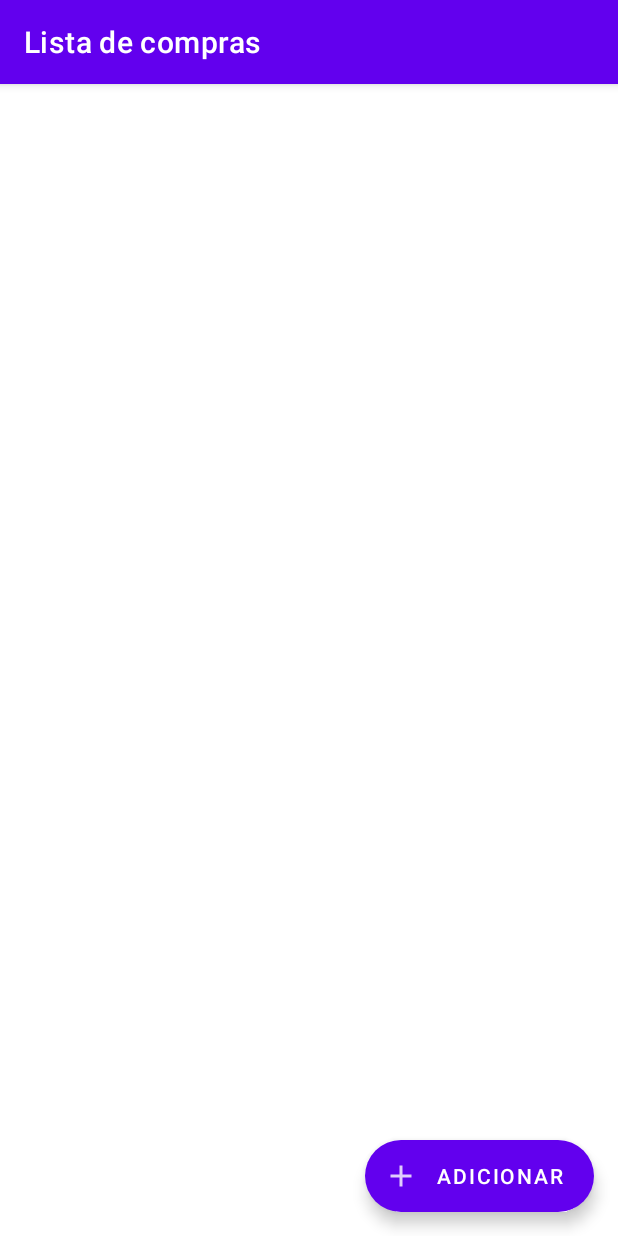
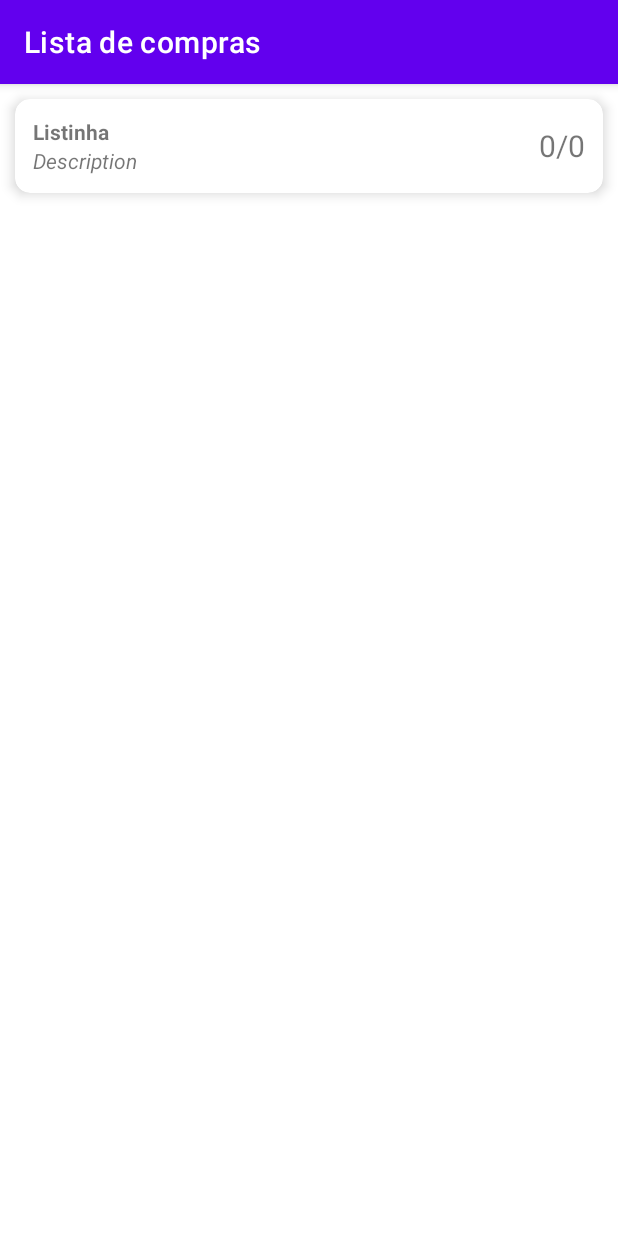
Before and after one commit to mathocosta/learn-android-basics, an Android app: the screen it shows after launch (ShoppingListActivity before the commit, AllShoppingListsActivity after it), on a phone screen of 412 x 824 dp. Run offline under Robolectric (Android 15) with nearby library versions, the phone set to English and light mode, and no system bars.

Commit message:
tela com todas as listas de compras

```diff
--- a/app/src/main/java/com/mathocosta/learnbasic/activities/AllShoppingListsActivity.java
+++ b/app/src/main/java/com/mathocosta/learnbasic/activities/AllShoppingListsActivity.java
@@ -1,16 +1,47 @@
 package com.mathocosta.learnbasic.activities;
 
+import android.content.Intent;
 import android.os.Bundle;
 
 import androidx.appcompat.app.AppCompatActivity;
+import androidx.recyclerview.widget.LinearLayoutManager;
+import androidx.recyclerview.widget.RecyclerView;
 
 import com.mathocosta.learnbasic.R;
+import com.mathocosta.learnbasic.activities.adapters.AllShoppingListsRecViewAdapter;
+import com.mathocosta.learnbasic.models.ShoppingList;
 
-public class AllShoppingListsActivity extends AppCompatActivity {
+import java.util.ArrayList;
+
+public class AllShoppingListsActivity
+        extends AppCompatActivity
+        implements AllShoppingListsRecViewAdapter.ShoppingListClickListener {
 
     @Override
     protected void onCreate(Bundle savedInstanceState) {
         super.onCreate(savedInstanceState);
         setContentView(R.layout.activity_all_shopping_lists);
+        setupRecyclerView();
+    }
+
+    public void setupRecyclerView() {
+        RecyclerView recyclerView = findViewById(R.id.all_lists_recycler_view);
+
+        AllShoppingListsRecViewAdapter recViewAdapter = new AllShoppingListsRecViewAdapter(this);
+        recyclerView.setAdapter(recViewAdapter);
+
+        ArrayList<ShoppingList> shoppingLists = new ArrayList<ShoppingList>();
+        shoppingLists.add(new ShoppingList("Listinha"));
+
+        recViewAdapter.setShoppingLists(shoppingLists);
+
+        recyclerView.setLayoutManager(new LinearLayoutManager(this));
+    }
+
+    @Override
+    public void onShoppingListClick(ShoppingList shoppingList) {
+        Intent intent = new Intent(this, ShoppingListActivity.class);
+        intent.putExtra("SHOPPING_LIST", shoppingList);
+        startActivity(intent);
     }
 }
--- a/app/src/main/java/com/mathocosta/learnbasic/activities/ShoppingListActivity.java
+++ b/app/src/main/java/com/mathocosta/learnbasic/activities/ShoppingListActivity.java
@@ -17,7 +17,6 @@ import com.google.gson.Gson;
 import com.google.gson.reflect.TypeToken;
 import com.mathocosta.learnbasic.R;
 import com.mathocosta.learnbasic.models.ShoppingListItem;
-import com.mathocosta.learnbasic.activities.adapters.ShoppingListItemClickListener;
 import com.mathocosta.learnbasic.activities.adapters.ShoppingListRecListAdapter;
 
 import java.lang.reflect.Type;
@@ -28,7 +27,9 @@ import static androidx.recyclerview.widget.ItemTouchHelper.ACTION_STATE_DRAG;
 import static androidx.recyclerview.widget.RecyclerView.Adapter;
 import static androidx.recyclerview.widget.RecyclerView.ViewHolder;
 
-public class ShoppingListActivity extends AppCompatActivity implements ShoppingListItemClickListener {
+public class ShoppingListActivity
+        extends AppCompatActivity
+        implements ShoppingListRecListAdapter.ItemClickListener {
 
     private static final int ADD_ITEM = 1;
     private static final int EDIT_ITEM = 2;
@@ -84,9 +85,9 @@ public class ShoppingListActivity extends AppCompatActivity implements ShoppingL
     }
 
     private void setupRecyclerView() {
-        RecyclerView shoppingListRecView = findViewById(R.id.shoppingListRecView);
+        RecyclerView shoppingListRecView = findViewById(R.id.shopping_list_rec_view);
 
-        recViewAdapter = new ShoppingListRecListAdapter(this, this);
+        recViewAdapter = new ShoppingListRecListAdapter(this);
         shoppingListRecView.setAdapter(recViewAdapter);
 
         shoppingListRecView.setLayoutManager(new LinearLayoutManager(this));
@@ -108,7 +109,7 @@ public class ShoppingListActivity extends AppCompatActivity implements ShoppingL
     protected void onActivityResult(int requestCode, int resultCode, @Nullable Intent data) {
         super.onActivityResult(requestCode, resultCode, data);
 
-        if (resultCode == RESULT_OK) {
+        if (resultCode == RESULT_OK && data != null) {
             ShoppingListItem resultItem = (ShoppingListItem) data.getSerializableExtra("ITEM");
 
             if (resultItem == null) {
--- /dev/null
+++ b/app/src/main/java/com/mathocosta/learnbasic/activities/adapters/AllShoppingListsRecViewAdapter.java
@@ -0,0 +1,81 @@
+package com.mathocosta.learnbasic.activities.adapters;
+
+import android.view.LayoutInflater;
+import android.view.View;
+import android.view.ViewGroup;
+import android.widget.TextView;
+
+import androidx.annotation.NonNull;
+import androidx.cardview.widget.CardView;
+import androidx.recyclerview.widget.RecyclerView;
+
+import com.mathocosta.learnbasic.R;
+import com.mathocosta.learnbasic.models.ShoppingList;
+
+import java.util.ArrayList;
+
+public class AllShoppingListsRecViewAdapter
+        extends RecyclerView.Adapter<AllShoppingListsRecViewAdapter.ViewHolder> {
+
+    private ArrayList<ShoppingList> shoppingLists = new ArrayList<>();
+    private final ShoppingListClickListener clickListener;
+
+    public AllShoppingListsRecViewAdapter(ShoppingListClickListener clickListener) {
+        this.clickListener = clickListener;
+    }
+
+    @NonNull
+    @Override
+    public ViewHolder onCreateViewHolder(@NonNull ViewGroup parent, int viewType) {
+        View view = LayoutInflater
+                .from(parent.getContext())
+                .inflate(R.layout.shopping_list_item, parent, false);
+
+        return new ViewHolder(view);
+    }
+
+    @Override
+    public void onBindViewHolder(@NonNull ViewHolder holder, int position) {
+        holder.bindView(shoppingLists.get(position), clickListener);
+    }
+
+    @Override
+    public int getItemCount() {
+        return shoppingLists.size();
+    }
+
+    public void setShoppingLists(ArrayList<ShoppingList> shoppingLists) {
+        this.shoppingLists = shoppingLists;
+        notifyDataSetChanged();
+    }
+
+    public static class ViewHolder extends RecyclerView.ViewHolder {
+        private final TextView txtName, txtCounter;
+        private final CardView parent;
+
+
+        public ViewHolder(@NonNull View itemView) {
+            super(itemView);
+
+            txtName = itemView.findViewById(R.id.txt_name);
+            txtCounter = itemView.findViewById(R.id.txt_counter);
+            parent = itemView.findViewById(R.id.parent);
+        }
+
+        public void bindView(ShoppingList shoppingList, ShoppingListClickListener listener) {
+            txtName.setText(shoppingList.getName());
+            txtCounter.setText(
+                    String.format(
+                            "%d/%d",
+                            shoppingList.getCheckedItems().size(),
+                            shoppingList.getItems().size()
+                    )
+            );
+            parent.setOnClickListener(view -> listener.onShoppingListClick(shoppingList));
+        }
+    }
+
+    public interface ShoppingListClickListener {
+        void onShoppingListClick(ShoppingList shoppingList);
+    }
+}
--- a/app/src/main/java/com/mathocosta/learnbasic/activities/adapters/ShoppingListItemClickListener.java
+++ /dev/null
@@ -1,7 +0,0 @@
-package com.mathocosta.learnbasic.activities.adapters;
-
-import com.mathocosta.learnbasic.models.ShoppingListItem;
-
-public interface ShoppingListItemClickListener {
-    void onShoppingListItemClick(ShoppingListItem item);
-}
--- /dev/null
+++ b/app/src/main/java/com/mathocosta/learnbasic/models/ShoppingList.java
@@ -0,0 +1,42 @@
+package com.mathocosta.learnbasic.models;
+
+import java.io.Serializable;
+import java.util.ArrayList;
+
+public class ShoppingList implements Serializable {
+    private String name;
+    private ArrayList<ShoppingListItem> items;
+
+    public ShoppingList(String name) {
+        this.name = name;
+        this.items = new ArrayList<>();
+    }
+
+    public String getName() {
+        return name;
+    }
+
+    public void setName(String name) {
+        this.name = name;
+    }
+
+    public ArrayList<ShoppingListItem> getItems() {
+        return items;
+    }
+
+    public void addItem(ShoppingListItem item) {
+        items.add(item);
+    }
+
+    public ArrayList<ShoppingListItem> getCheckedItems() {
+        ArrayList<ShoppingListItem> checkedItems = new ArrayList<>();
+
+        for (ShoppingListItem item : items) {
+            if (item.isChecked()) {
+                checkedItems.add(item);
+            }
+        }
+
+        return checkedItems;
+    }
+}
--- a/app/src/main/java/com/mathocosta/learnbasic/models/ShoppingListItem.java
+++ b/app/src/main/java/com/mathocosta/learnbasic/models/ShoppingListItem.java
@@ -5,6 +5,7 @@ import java.io.Serializable;
 public class ShoppingListItem implements Serializable {
     private String name;
     private String description;
+
     private boolean isChecked;
 
     private int quantity;
@@ -36,6 +37,10 @@ public class ShoppingListItem implements Serializable {
         this.isChecked = checked;
     }
 
+    public boolean isChecked() {
+        return isChecked;
+    }
+
     public int getQuantity() {
         return quantity;
     }
--- a/app/src/main/res/layout/activity_all_shopping_lists.xml
+++ b/app/src/main/res/layout/activity_all_shopping_lists.xml
@@ -7,6 +7,7 @@
     tools:context=".activities.AllShoppingListsActivity">
 
     <androidx.recyclerview.widget.RecyclerView
+        android:id="@+id/all_lists_recycler_view"
         android:layout_width="wrap_content"
         android:layout_height="match_parent"
         android:layout_centerHorizontal="true" />
--- a/app/src/main/res/layout/activity_shopping_list.xml
+++ b/app/src/main/res/layout/activity_shopping_list.xml
@@ -7,7 +7,7 @@
     tools:context=".activities.ShoppingListActivity">
 
     <androidx.recyclerview.widget.RecyclerView
-        android:id="@+id/shoppingListRecView"
+        android:id="@+id/shopping_list_rec_view"
         android:layout_width="wrap_content"
         android:layout_height="match_parent"
         android:layout_centerHorizontal="true" />
--- a/app/src/main/res/layout/shopping_list_item.xml
+++ b/app/src/main/res/layout/shopping_list_item.xml
@@ -14,36 +14,41 @@
         android:layout_height="match_parent"
         android:padding="12dp">
 
-        <com.google.android.material.checkbox.MaterialCheckBox
-            android:id="@+id/checkbox"
+        <TextView
+            android:id="@+id/txt_name"
             android:layout_width="wrap_content"
             android:layout_height="wrap_content"
-            android:layout_centerVertical="true" />
-
-        <TextView
-            android:id="@+id/txtName"
-            android:layout_width="wrap_content"
-            android:layout_height="wrap_content"
-            android:layout_alignParentEnd="true"
-            android:layout_alignParentRight="true"
+            android:layout_alignParentStart="true"
+            android:layout_alignParentLeft="true"
             android:layout_centerHorizontal="true"
-            android:layout_alignBaseline="@id/checkbox"
-            android:layout_toEndOf="@id/checkbox"
-            android:layout_toRightOf="@id/checkbox"
+            android:layout_toStartOf="@id/txt_counter"
+            android:layout_toLeftOf="@id/txt_counter"
             android:text="Item name"
             android:textStyle="bold" />
 
         <TextView
-            android:id="@+id/txtDescription"
+            android:id="@+id/txt_description"
             android:layout_width="wrap_content"
             android:layout_height="wrap_content"
-            android:layout_below="@id/txtName"
-            android:layout_alignStart="@id/txtName"
-            android:layout_alignLeft="@id/txtName"
-            android:layout_alignEnd="@id/txtName"
-            android:layout_alignRight="@id/txtName"
+            android:layout_below="@id/txt_name"
+            android:layout_alignStart="@id/txt_name"
+            android:layout_alignLeft="@id/txt_name"
+            android:layout_alignEnd="@id/txt_name"
+            android:layout_alignRight="@id/txt_name"
             android:text="Description"
             android:textStyle="italic" />
+
+        <TextView
+            android:id="@+id/txt_counter"
+            android:layout_width="60dp"
+            android:layout_height="wrap_content"
+            android:layout_alignParentEnd="true"
+            android:layout_alignParentRight="true"
+            android:layout_centerVertical="true"
+            android:gravity="end"
+            android:text="0/1"
+            android:textAlignment="textEnd"
+            android:textSize="20sp" />
 
     </RelativeLayout>
 
```
Also changed, not shown: app/src/main/AndroidManifest.xml (+13 -7 lines), app/src/main/java/com/mathocosta/learnbasic/activities/adapters/ShoppingListRecListAdapter.java (+15 -25 lines), app/src/main/res/layout/shopping_list_item_row.xml (added, +27 -0 lines).
